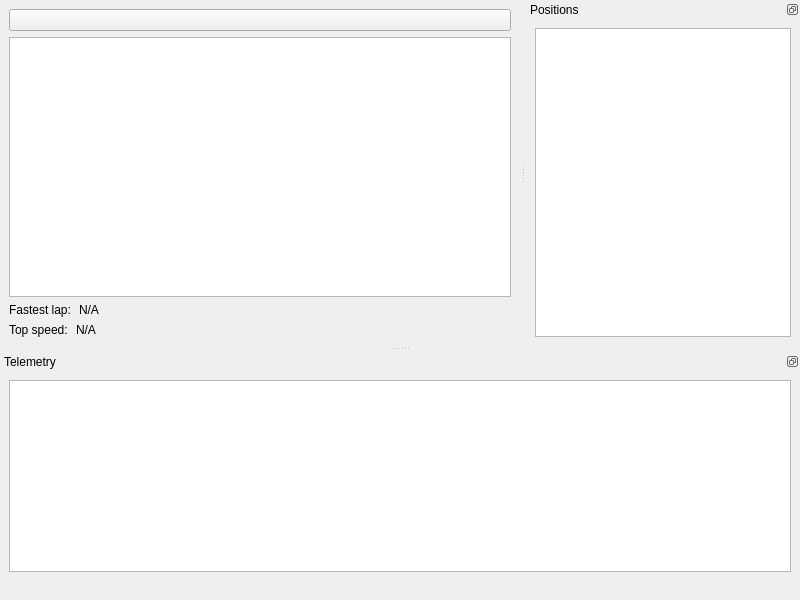
This is src/forse/race_info/RaceInfoWindow.ui in Pesa/forse as Qt 5 draws it before an edit. The edited form follows.
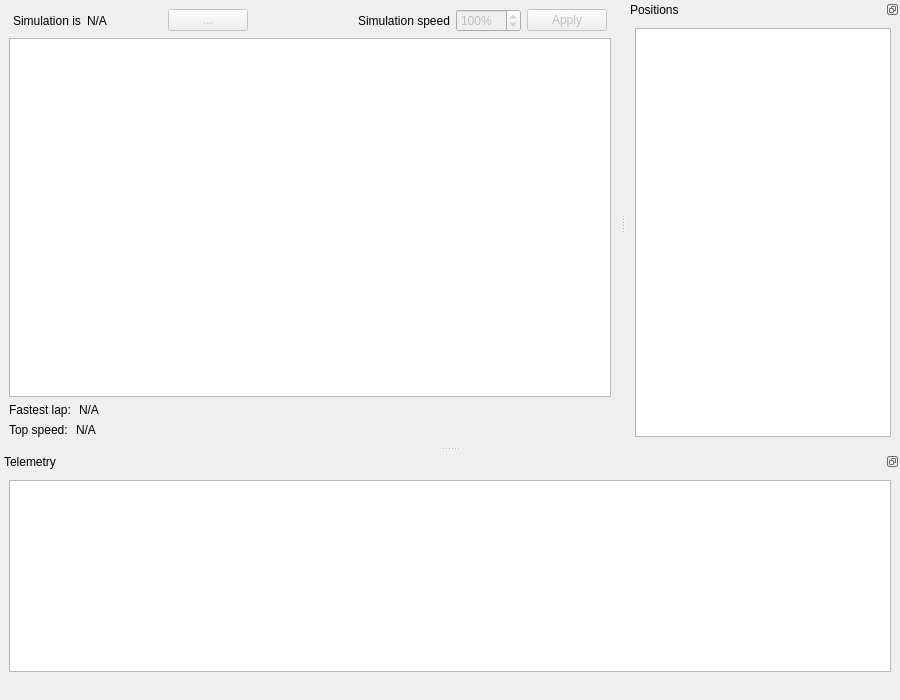
This is the edited form. Icons and pictures are not drawn. Custom widgets are drawn as their Qt base class.

Commit message: [race_info] Implemented speedup handling and much improved race state handling.

Patch:
```diff
--- a/src/forse/race_info/RaceInfoWindow.ui
+++ b/src/forse/race_info/RaceInfoWindow.ui
@@ -6,8 +6,8 @@
    <rect>
     <x>0</x>
     <y>0</y>
-    <width>800</width>
-    <height>600</height>
+    <width>900</width>
+    <height>700</height>
    </rect>
   </property>
   <property name="windowTitle">
@@ -20,11 +20,103 @@
   <widget class="QWidget" name="centralWidget">
    <layout class="QVBoxLayout" name="verticalLayout">
     <item>
-     <widget class="QPushButton" name="startpauseButton">
-      <property name="text">
-       <string/>
+     <layout class="QHBoxLayout" name="horizontalLayout_5">
+      <property name="leftMargin">
+       <number>4</number>
       </property>
-     </widget>
+      <property name="rightMargin">
+       <number>4</number>
+      </property>
+      <item>
+       <widget class="QLabel" name="label_3">
+        <property name="text">
+         <string>Simulation is</string>
+        </property>
+       </widget>
+      </item>
+      <item>
+       <widget class="QLabel" name="simulationState">
+        <property name="minimumSize">
+         <size>
+          <width>75</width>
+          <height>0</height>
+         </size>
+        </property>
+        <property name="text">
+         <string>N/A</string>
+        </property>
+       </widget>
+      </item>
+      <item>
+       <widget class="QPushButton" name="startpauseButton">
+        <property name="enabled">
+         <bool>false</bool>
+        </property>
+        <property name="text">
+         <string>...</string>
+        </property>
+       </widget>
+      </item>
+      <item>
+       <spacer name="horizontalSpacer">
+        <property name="orientation">
+         <enum>Qt::Horizontal</enum>
+        </property>
+        <property name="sizeType">
+         <enum>QSizePolicy::MinimumExpanding</enum>
+        </property>
+        <property name="sizeHint" stdset="0">
+         <size>
+          <width>40</width>
+          <height>0</height>
+         </size>
+        </property>
+       </spacer>
+      </item>
+      <item>
+       <widget class="QLabel" name="label_5">
+        <property name="text">
+         <string>Simulation speed</string>
+        </property>
+       </widget>
+      </item>
+      <item>
+       <widget class="QSpinBox" name="speedupSpinBox">
+        <property name="enabled">
+         <bool>false</bool>
+        </property>
+        <property name="accelerated">
+         <bool>true</bool>
+        </property>
+        <property name="suffix">
+         <string notr="true">%</string>
+        </property>
+        <property name="minimum">
+         <number>1</number>
+        </property>
+        <property name="maximum">
+         <number>1000</number>
+        </property>
+        <property name="value">
+         <number>100</number>
+        </property>
+       </widget>
+      </item>
+      <item>
+       <widget class="QPushButton" name="speedupApplyButton">
+        <property name="enabled">
+         <bool>false</bool>
+        </property>
+        <property name="text">
+         <string>Apply</string>
+        </property>
+        <property name="icon">
+         <iconset resource="../icons.qrc">
+          <normaloff>:/icons/apply.png</normaloff>:/icons/apply.png</iconset>
+        </property>
+       </widget>
+      </item>
+     </layout>
     </item>
     <item>
      <widget class="TrackView" name="trackView"/>
```
Left out of the diff: 8 changed lines with no effect on the pictures. The commit also changes 1 other file.
